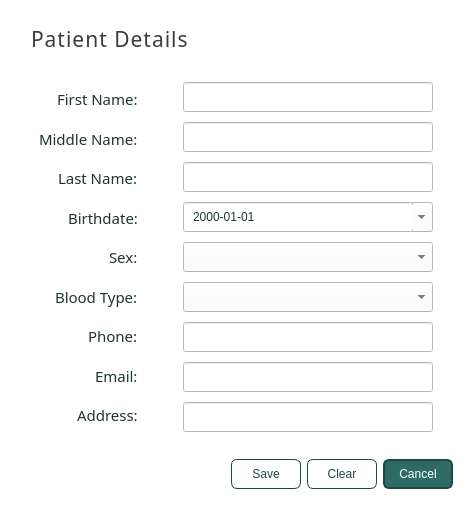
The window that ui/popup_patientform.ui (karlito20/AdoraFlowProject) describes before a commit, drawn with Qt 5.
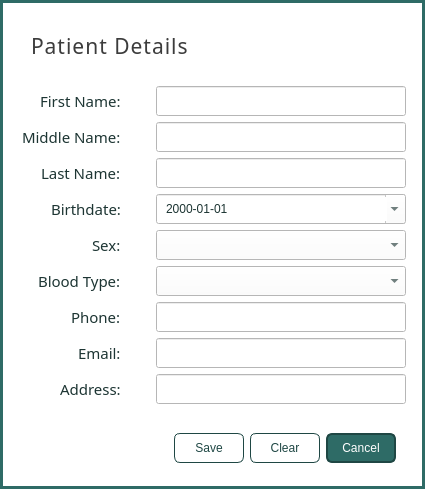
The same window after the commit.

```diff
--- a/ui/popup_patientform.ui
+++ b/ui/popup_patientform.ui
@@ -9,8 +9,8 @@
    <rect>
     <x>0</x>
     <y>0</y>
-    <width>473</width>
-    <height>513</height>
+    <width>425</width>
+    <height>489</height>
    </rect>
   </property>
   <property name="palette">
@@ -485,6 +485,12 @@
   <property name="windowTitle">
    <string>Dialog</string>
   </property>
+  <property name="styleSheet">
+   <string notr="true">#patient_inputs {
+	border: 3px solid #2E6B66;
+
+}</string>
+  </property>
   <property name="modal">
    <bool>true</bool>
   </property>
@@ -501,6 +507,9 @@
       <property name="rightMargin">
        <number>6</number>
       </property>
+      <property name="bottomMargin">
+       <number>0</number>
+      </property>
       <item>
        <widget class="QLabel" name="header_label">
         <property name="font">
@@ -548,7 +557,7 @@
        </property>
        <layout class="QVBoxLayout" name="label_container_layout">
         <property name="rightMargin">
-         <number>30</number>
+         <number>20</number>
         </property>
         <item alignment="Qt::AlignmentFlag::AlignRight">
          <widget class="QLabel" name="label1">
@@ -679,7 +688,10 @@
        </property>
        <layout class="QVBoxLayout" name="input_container_layout">
         <property name="spacing">
-         <number>10</number>
+         <number>6</number>
+        </property>
+        <property name="rightMargin">
+         <number>6</number>
         </property>
         <item>
          <widget class="QLineEdit" name="fname_field">
@@ -961,6 +973,9 @@
    <item>
     <widget class="QWidget" name="button_container" native="true">
      <layout class="QHBoxLayout" name="horizontalLayout_2">
+      <property name="rightMargin">
+       <number>18</number>
+      </property>
       <item>
        <spacer name="horizontalSpacer_3">
         <property name="orientation">
@@ -974,7 +989,7 @@
         </property>
        </spacer>
       </item>
-      <item alignment="Qt::AlignmentFlag::AlignRight">
+      <item alignment="Qt::AlignmentFlag::AlignHCenter">
        <widget class="QPushButton" name="save_button">
         <property name="minimumSize">
          <size>
@@ -1011,7 +1026,7 @@
         </property>
        </widget>
       </item>
-      <item>
+      <item alignment="Qt::AlignmentFlag::AlignHCenter">
        <widget class="QPushButton" name="clear_button">
         <property name="minimumSize">
          <size>
@@ -1045,7 +1060,7 @@
         </property>
        </widget>
       </item>
-      <item alignment="Qt::AlignmentFlag::AlignRight">
+      <item alignment="Qt::AlignmentFlag::AlignHCenter">
        <widget class="QPushButton" name="cancel_button">
         <property name="minimumSize">
          <size>
```
